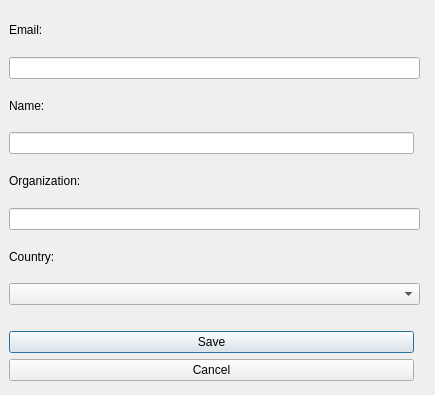
Above: LDMP/DlgSettingsRegister.ui from ConservationInternational/trends.earth before the change. Below: the same form after it.
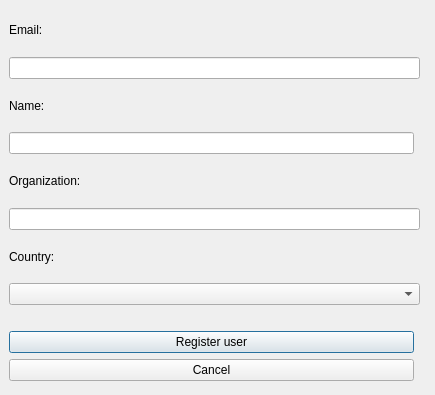
That is the form after the change.

What changed in the file:
```diff
--- a/LDMP/DlgSettingsRegister.ui
+++ b/LDMP/DlgSettingsRegister.ui
@@ -35,7 +35,7 @@
     <item row="13" column="1">
      <widget class="QPushButton" name="save">
       <property name="text">
-       <string>Save</string>
+       <string>Register user</string>
       </property>
      </widget>
     </item>
```
